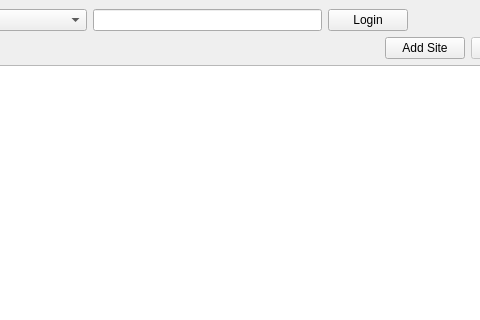
This is ui/main_window.ui in bkueng/qMasterPassword as Qt 5 draws it before an edit; both pictures show x 243 to 723 and y 0 to 320 of the 889 by 600 pixel window. The edited form follows.
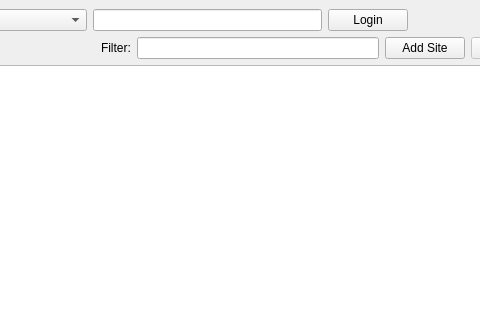
This is the edited form. Icons and pictures are not drawn.

Commit message: add QSortFilterProxyModel to filter categories & add filter text edit

Diff of the .ui file:
```diff
--- a/ui/main_window.ui
+++ b/ui/main_window.ui
@@ -125,6 +125,20 @@
             </property>
            </spacer>
           </item>
+          <item>
+           <widget class="QLabel" name="label">
+            <property name="text">
+             <string>Filter:</string>
+            </property>
+           </widget>
+          </item>
+          <item>
+           <widget class="QLineEdit" name="txtFilter">
+            <property name="clearButtonEnabled">
+             <bool>true</bool>
+            </property>
+           </widget>
+          </item>
           <item>
            <widget class="QPushButton" name="btnAddSite">
             <property name="text">
```
Left out of the diff: 23 changed lines with no effect on the pictures. The commit also changes 2 other files.
